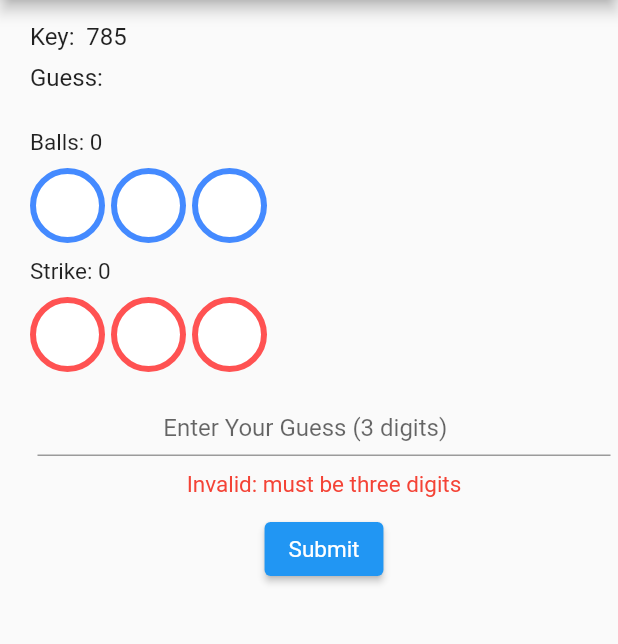
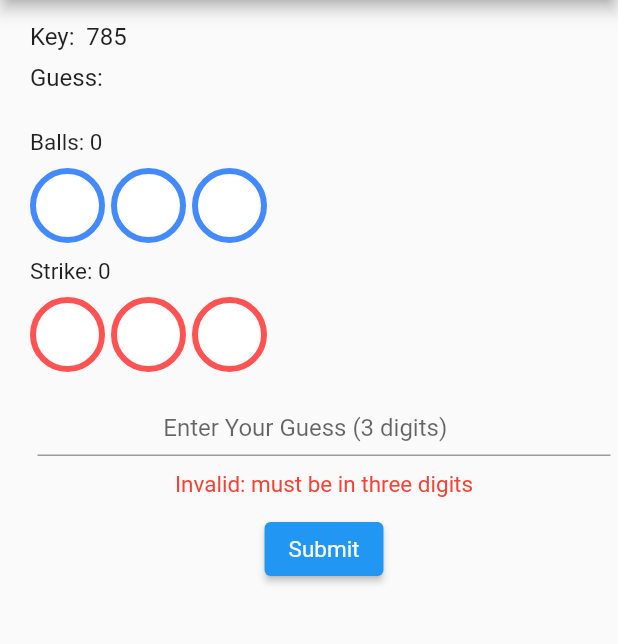
Before and after one commit to swatsam29/-ssampathkumar-project1-cmsc5303, a Flutter app: the GameScreen screen opened by its route, after a tap on "Submit", on a phone screen of 412 x 824 dp, the part 84-728 px from its top. Run offline on Flutter 3.47's test engine with Material 2 defaults, Android fonts, the phone set to English and light mode, and no system bars.

Commit message:
final commit

```diff
--- a/lib/viewscreen/game_screen.dart
+++ b/lib/viewscreen/game_screen.dart
@@ -27,7 +27,7 @@ class _Controller {
     }
     if (_controller.text.length < 3) {
       gameInfo.isInvalid = true;
-      gameInfo.errorMessage = 'Invalid: must be three digits';
+      gameInfo.errorMessage = 'Invalid: must be in three digits';
     }
 
     String data = _controller.text.toString();
```
